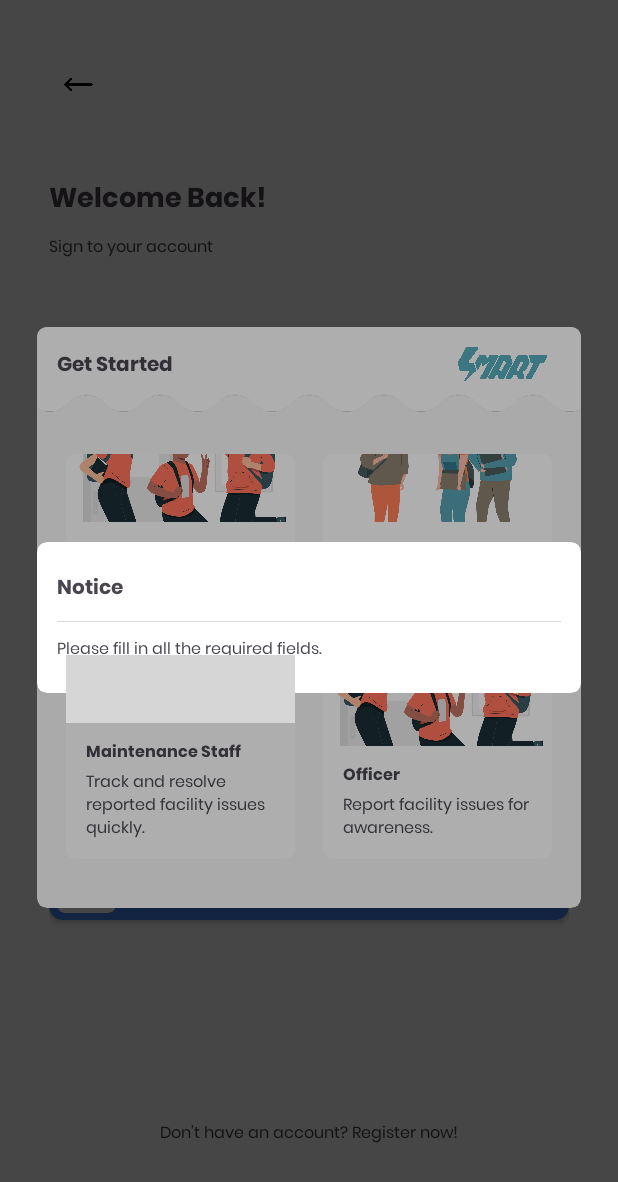
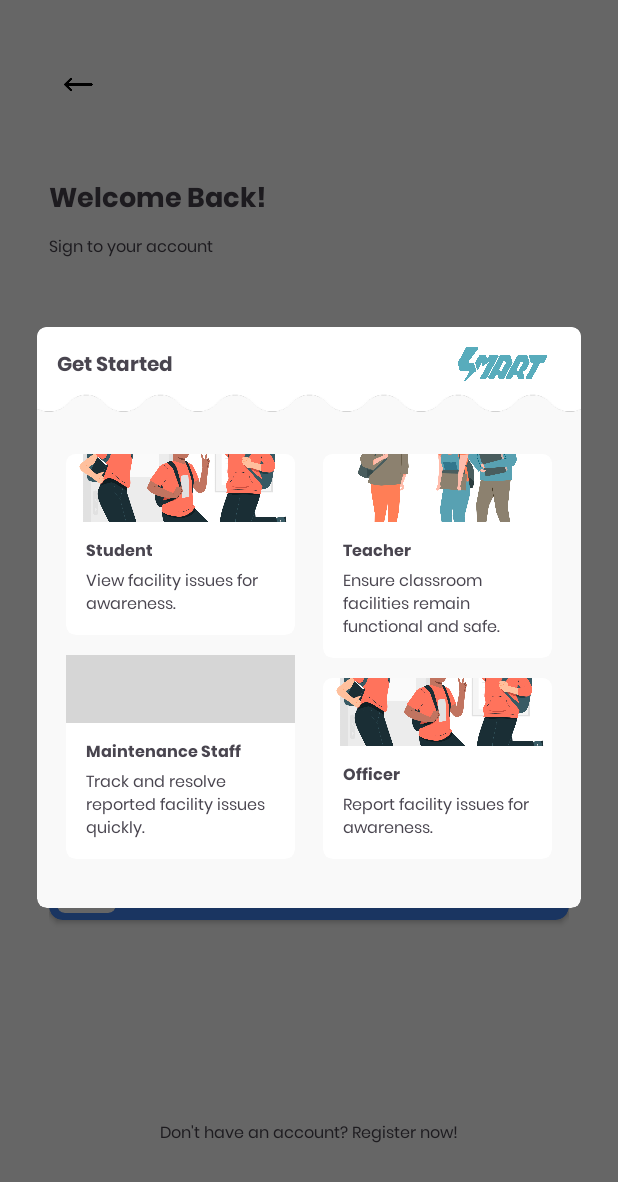
Before and after one commit to Raielaaa/smart-app, an Android app: the LoginFragment screen opened through its navigation route, on a phone screen of 412 x 824 dp. Shown: the top 1182 px of the screen. Run offline under Robolectric (Android 15) with nearby library versions, the phone set to English and light mode, and no system bars; our stand-ins replace Dagger/Hilt's generated code, sdp/ssp sizes; grey boxes are pictures that could not be loaded.

Commit message:
v1.67 Updated dialogs, navigation, and click functions

```diff
--- a/app/src/main/java/com/example/smart/ui/account/login/LoginFragment.kt
+++ b/app/src/main/java/com/example/smart/ui/account/login/LoginFragment.kt
@@ -10,9 +10,11 @@ import android.view.LayoutInflater
 import android.view.View
 import android.view.ViewGroup
 import androidx.activity.result.contract.ActivityResultContracts
+import androidx.cardview.widget.CardView
 import androidx.navigation.fragment.findNavController
 import com.example.smart.R
 import com.example.smart.databinding.FragmentLoginBinding
+import com.example.smart.utils.Helper
 import com.example.smart.utils.ShowInfoDialogFragment
 import com.google.android.gms.auth.api.signin.GoogleSignIn
 import com.google.android.gms.common.api.ApiException
@@ -50,9 +52,12 @@ class LoginFragment : Fragment() {
     ): View {
         binding = FragmentLoginBinding.inflate(inflater, container, false)
 
-        val dialog = ShowInfoDialogFragment("Notice", "Please fill in all the required fields.")
-        dialog.show(parentFragmentManager, "infoDialog")
+        initComponents(binding)
 
+        return binding.root
+    }
+
+    private fun initComponents(binding: FragmentLoginBinding) {
         //  set up click listeners and navigation
         binding.apply {
             tvUserOption.setOnClickListener {
@@ -72,9 +77,21 @@ class LoginFragment : Fragment() {
             ivBackButtonLogin.setOnClickListener {
                 findNavController().popBackStack()
             }
+            cvLogin.setOnClickListener {
+                val email = etEmail.text.toString()
+                val password = etPassword.text.toString()
+
+                if (
+                    email.isEmpty() ||
+                    password.isEmpty()
+                ) {
+                    val dialog = ShowInfoDialogFragment("Warning", "Please fill all the required fields.")
+                    dialog.show(parentFragmentManager, "warning_dialog")
+                } else {
+
+                }
+            }
         }
-
-        return binding.root
     }
 
     override fun onViewCreated(view: View, savedInstanceState: Bundle?) {
@@ -88,15 +105,43 @@ class LoginFragment : Fragment() {
 
         val dialog = AlertDialog.Builder(requireContext())
             .setView(dialogView)
-            .setCancelable(true)
+            .setCancelable(false)
             .create()
 
+        val cvStudent = dialogView.findViewById<CardView>(R.id.cvStudent)
+        val cvTeacher = dialogView.findViewById<CardView>(R.id.cvTeacher)
+        val cvStaff = dialogView.findViewById<CardView>(R.id.cvStaff)
+        val cvStudentOfficers = dialogView.findViewById<CardView>(R.id.cvStudentOfficers)
+
+        // click listeners
+        cvStudent.setOnClickListener {
+            Helper.userRole = "student"
+            dialog.dismiss()
+        }
+
+        cvTeacher.setOnClickListener {
+            Helper.userRole = "teacher"
+            dialog.dismiss()
+        }
+
+        cvStaff.setOnClickListener {
+            Helper.userRole = "staff"
+            dialog.dismiss()
+        }
+
+        cvStudentOfficers.setOnClickListener {
+            Helper.userRole = "officer"
+            dialog.dismiss()
+        }
+
+        // Show the dialog
         dialog.show()
 
-        // Set transparent background to apply custom corners
+
+        // setting transparent background to apply custom corners
         dialog.window?.setBackgroundDrawableResource(android.R.color.transparent)
 
-        // Set custom width (25dp margins on both sides)
+        // setting custom width (25dp margins on both sides)
         val metrics = resources.displayMetrics
         val marginInPx = TypedValue.applyDimension(
             TypedValue.COMPLEX_UNIT_DIP,
--- a/app/src/main/java/com/example/smart/ui/account/register/TermsAndConditionFragment.kt
+++ b/app/src/main/java/com/example/smart/ui/account/register/TermsAndConditionFragment.kt
@@ -5,6 +5,8 @@ import android.view.LayoutInflater
 import android.view.View
 import android.view.ViewGroup
 import android.widget.Toast
+import androidx.navigation.fragment.findNavController
+import com.example.smart.R
 import com.example.smart.databinding.FragmentRegisterPasswordBinding
 import com.example.smart.databinding.FragmentTermsAndConditionBinding
 import com.example.smart.ui.account.register.RegisterPasswordFragment
@@ -49,6 +51,7 @@ class TermsOfServiceDialog(
 //                )
 
                 // Dismiss the dialog
+                findNavController().navigate(R.id.action_registerPasswordFragment_to_loginFragment)
                 this@TermsOfServiceDialog.dismiss()
             }
 
--- /dev/null
+++ b/app/src/main/java/com/example/smart/utils/Helper.kt
@@ -0,0 +1,5 @@
+package com.example.smart.utils
+
+object Helper {
+    var userRole: String = "student"
+}
--- a/app/src/main/res/navigation/navigation.xml
+++ b/app/src/main/res/navigation/navigation.xml
@@ -133,6 +133,13 @@
             app:popExitAnim="@anim/push_right_out"
             android:id="@+id/action_loginFragment_to_registerFragment"
             app:destination="@id/registerFragment" />
+        <action
+            android:id="@+id/action_loginFragment_to_homeFragment"
+            app:destination="@id/homeFragment"
+            app:enterAnim="@anim/push_left_in"
+            app:exitAnim="@anim/push_left_out"
+            app:popEnterAnim="@anim/push_right_in"
+            app:popExitAnim="@anim/push_right_out" />
     </fragment>
     <fragment
         android:id="@+id/registerFragment"
@@ -149,5 +156,21 @@
     <fragment
         android:id="@+id/registerPasswordFragment"
         android:name="com.example.smart.ui.account.register.RegisterPasswordFragment"
-        android:label="RegisterPasswordFragment" />
+        android:label="RegisterPasswordFragment" >
+        <action
+            android:id="@+id/action_registerPasswordFragment_to_homeFragment"
+            app:destination="@id/homeFragment"
+            app:enterAnim="@anim/push_left_in"
+            app:exitAnim="@anim/push_left_out"
+            app:popEnterAnim="@anim/push_right_in"
+            app:popExitAnim="@anim/push_right_out" />
+        <action
+            android:id="@+id/action_registerPasswordFragment_to_loginFragment"
+            app:destination="@id/loginFragment" />
+    </fragment>
+    <fragment
+        android:id="@+id/homeFragment"
+        android:name="com.example.smart.ui.main.HomeFragment"
+        android:label="fragment_home"
+        tools:layout="@layout/fragment_home" />
 </navigation>
--- a/app/src/main/res/values/strings.xml
+++ b/app/src/main/res/values/strings.xml
@@ -36,7 +36,7 @@
     <string name="login_email_label">Your email</string>
     <string name="login_password">Password</string>
     <string name="login_password_label">Your password</string>
-    <string name="login_user_option">Not a student? Click here</string>
+    <string name="login_user_option">Want to change role? Click here</string>
     <string name="login_login">Login</string>
     <string name="login_or">Or</string>
     <string name="login_google"> Sign in with Google</string>
```
Also changed, not shown: app/src/main/java/com/example/smart/ui/account/register/RegisterFragment.kt (+18 -3 lines), app/src/main/java/com/example/smart/ui/account/register/RegisterPasswordFragment.kt (+25 -5 lines), app/src/main/java/com/example/smart/ui/main/HomeFragment.kt (added, +22 -0 lines), app/src/main/java/com/example/smart/ui/main/HomeViewModel.kt (added, +7 -0 lines), app/src/main/res/layout/fragment_home.xml (added, +13 -0 lines).
